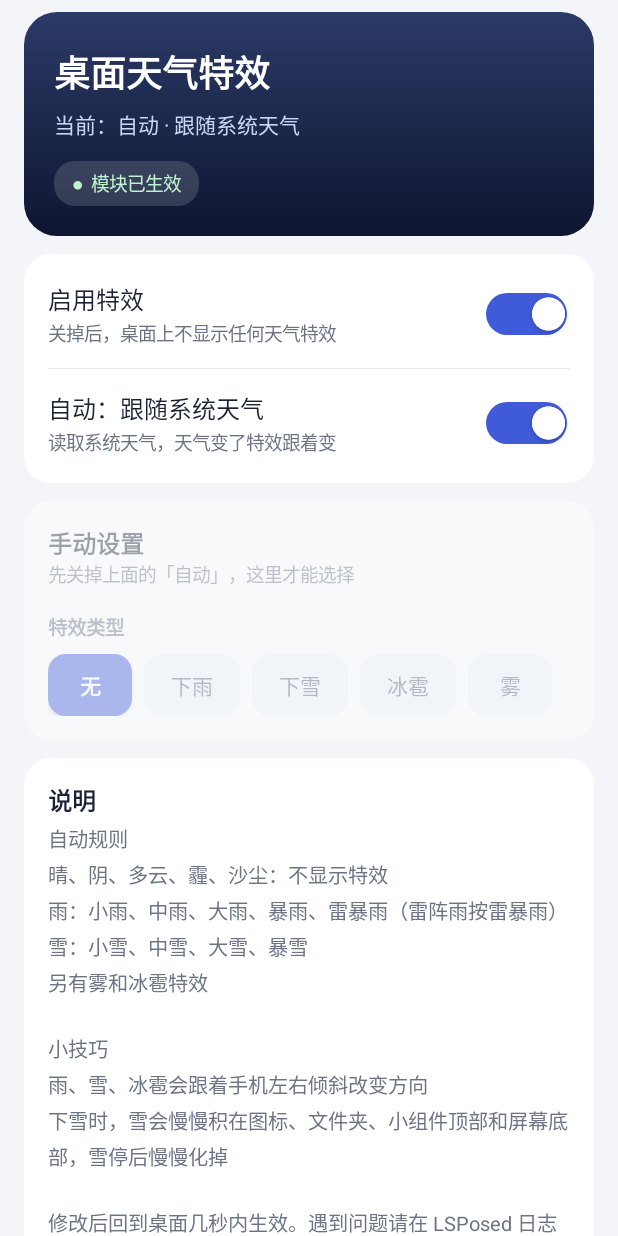
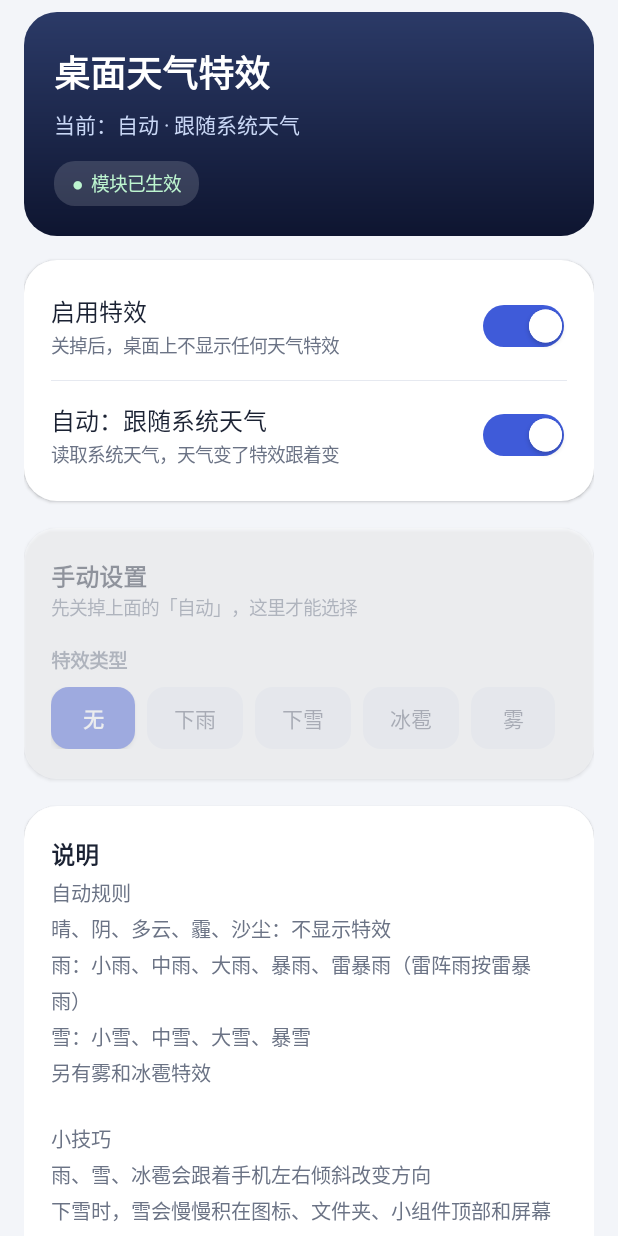
Before and after one commit to wen123456789-prog/weather, an Android app: the screen it shows after launch (SettingsActivity), on a phone screen of 412 x 824 dp. Run offline under Robolectric (Android 15) with nearby library versions, the phone set to English and light mode, and no system bars.

Commit message:
Update SettingsActivity.java

```diff
--- a/app/src/main/java/com/example/hyperweatherfx/SettingsActivity.java
+++ b/app/src/main/java/com/example/hyperweatherfx/SettingsActivity.java
@@ -261,22 +261,39 @@ public class SettingsActivity extends Activity {
         return v;
     }
 
+
 private LinearLayout card() {
     LinearLayout l = new LinearLayout(this);
     l.setOrientation(LinearLayout.VERTICAL);
-        l.setBackground(round(cCard, 18));
-        l.setPadding(dp(16), dp(4), dp(16), dp(4));
 
+    // 卡片背景和圆角
+    l.setBackground(round(cCard, 22));
+
+    // 卡片内部留白
+    l.setPadding(
+            dp(18),
+            dp(8),
+            dp(18),
+            dp(8)
+    );
+
+    // 卡片之间的间距
     LinearLayout.LayoutParams lp = new LinearLayout.LayoutParams(
             ViewGroup.LayoutParams.MATCH_PARENT,
             ViewGroup.LayoutParams.WRAP_CONTENT
     );
 
-        lp.topMargin = dp(12);
+    lp.topMargin = dp(16);
+    lp.bottomMargin = dp(2);
+
     l.setLayoutParams(lp);
+
+    // 轻微阴影，增强卡片层次
+    l.setElevation(dp(1.5f));
 
     return l;
 }
+
 
     // ---------- 顶部横幅 ----------
 
```
Lines whose indentation alone changed are shown as unchanged.
